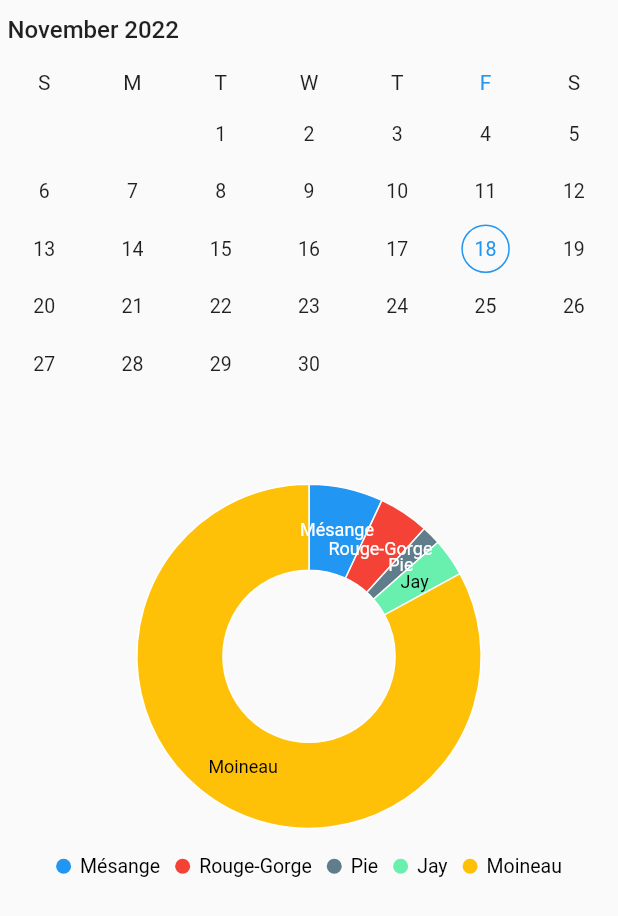
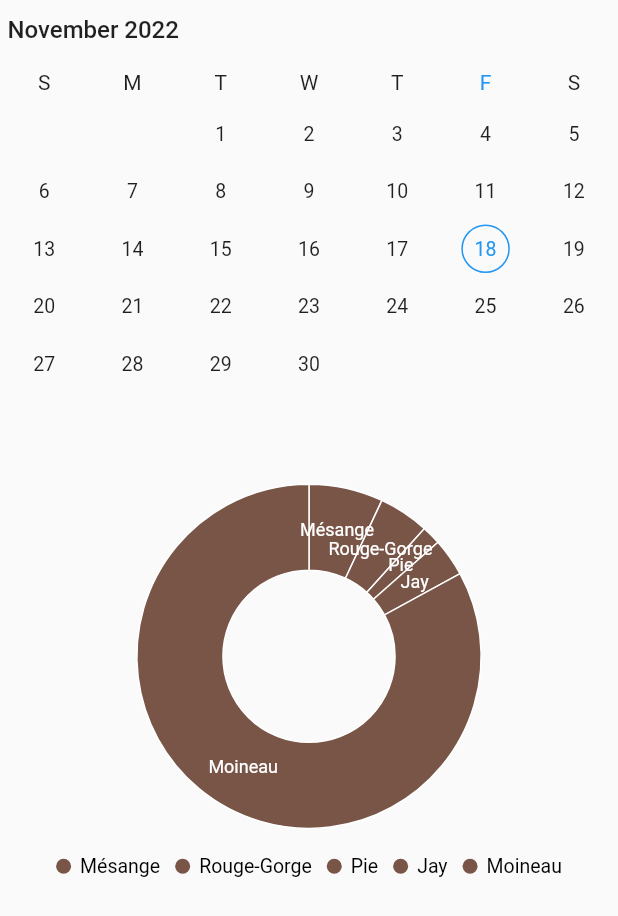
Before and after one commit to C-hrl/Smart-BirdFeeder-App, a Flutter app: the Stats widget shown alone on an empty page, opened directly, on a phone screen of 412 x 824 dp. Shown: the top 916 px of the screen. Run offline on Flutter 3.47's test engine with Material 2 defaults, Android fonts, the phone set to English and light mode, and no system bars; drawn by our look-alikes of syncfusion_flutter_datepicker; our stand-ins replace dynamic_color, flutter_riverpod, font_awesome_flutter, sidebarx, syncfusion_flutter_charts.

Commit message:
Random Colors for the Chart
-Also using random colors for the chart

```diff
--- a/lib/stats.dart
+++ b/lib/stats.dart
@@ -18,11 +18,11 @@ class Stats extends StatelessWidget {
   @override
   Widget build(BuildContext context) {
     final List<ChartData> chardata = [
-      ChartData("Mésange", 47, colorHarmonization(Colors.blue)),
-      ChartData("Rouge-Gorge", 32, colorHarmonization(Colors.red)),
-      ChartData("Pie", 12, colorHarmonization(Colors.blueGrey)),
-      ChartData("Jay", 24, colorHarmonization(Colors.greenAccent)),
-      ChartData("Moineau", 560, colorHarmonization(Colors.amber)),
+      ChartData("Mésange", 47, randomColor()),
+      ChartData("Rouge-Gorge", 32, randomColor()),
+      ChartData("Pie", 12, randomColor()),
+      ChartData("Jay", 24, randomColor()),
+      ChartData("Moineau", 560, randomColor()),
     ];
     return Expanded(
         child: SingleChildScrollView(
```
